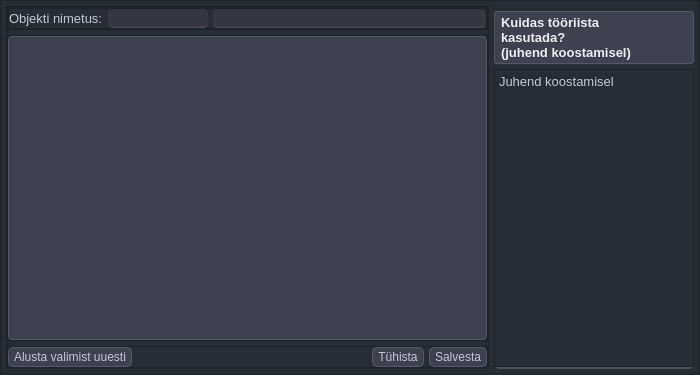
Before: the Qt Designer form mailabl-qgis/widgets/Properties_connector_new.ui in TuloliKalver/mailabl-qgis, drawn with Qt 5.
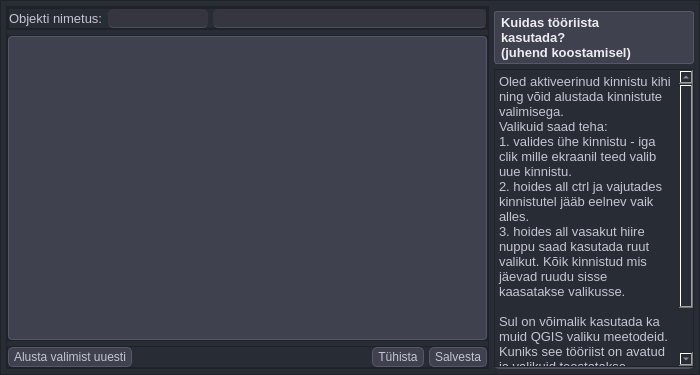
After: the same form once the commit is applied. Icons and pictures are not drawn.

The edit to the form file:
```diff
--- a/mailabl-qgis/widgets/Properties_connector_new.ui
+++ b/mailabl-qgis/widgets/Properties_connector_new.ui
@@ -545,7 +545,9 @@
 &lt;html&gt;&lt;head&gt;&lt;meta name=&quot;qrichtext&quot; content=&quot;1&quot; /&gt;&lt;style type=&quot;text/css&quot;&gt;
 p, li { white-space: pre-wrap; }
 &lt;/style&gt;&lt;/head&gt;&lt;body style=&quot; font-family:'MS Shell Dlg 2'; font-size:10pt; font-weight:400; font-style:normal;&quot;&gt;
-&lt;p style=&quot; margin-top:0px; margin-bottom:0px; margin-left:0px; margin-right:0px; -qt-block-indent:0; text-indent:0px;&quot;&gt;Juhend koostamisel&lt;/p&gt;&lt;/body&gt;&lt;/html&gt;</string>
+&lt;p style=&quot; margin-top:0px; margin-bottom:0px; margin-left:0px; margin-right:0px; -qt-block-indent:0; text-indent:0px;&quot;&gt;Oled aktiveerinud kinnistu kihi ning võid alustada kinnistute valimisega. &lt;br /&gt;Valikuid saad teha:&lt;br /&gt;1. valides ühe kinnistu - iga clik mille ekraanil teed valib uue kinnistu. &lt;/p&gt;
+&lt;p style=&quot; margin-top:0px; margin-bottom:0px; margin-left:0px; margin-right:0px; -qt-block-indent:0; text-indent:0px;&quot;&gt;2. hoides all ctrl ja vajutades kinnistutel jääb eelnev vaik alles. &lt;/p&gt;
+&lt;p style=&quot; margin-top:0px; margin-bottom:0px; margin-left:0px; margin-right:0px; -qt-block-indent:0; text-indent:0px;&quot;&gt;3. hoides all vasakut hiire nuppu saad kasutada ruut valikut. Kõik kinnistud mis jäevad ruudu sisse kaasatakse valikusse. &lt;br /&gt;&lt;br /&gt;Sul on võimalik kasutada ka muid QGIS valiku meetodeid. Kuniks see tööriist on avatud ja valikuid teostatakse kinnistute kihil kaasatakse kinnistud lisatavate kinnistute hulka. &lt;/p&gt;&lt;/body&gt;&lt;/html&gt;</string>
            </property>
            <property name="overwriteMode">
             <bool>false</bool>
```
